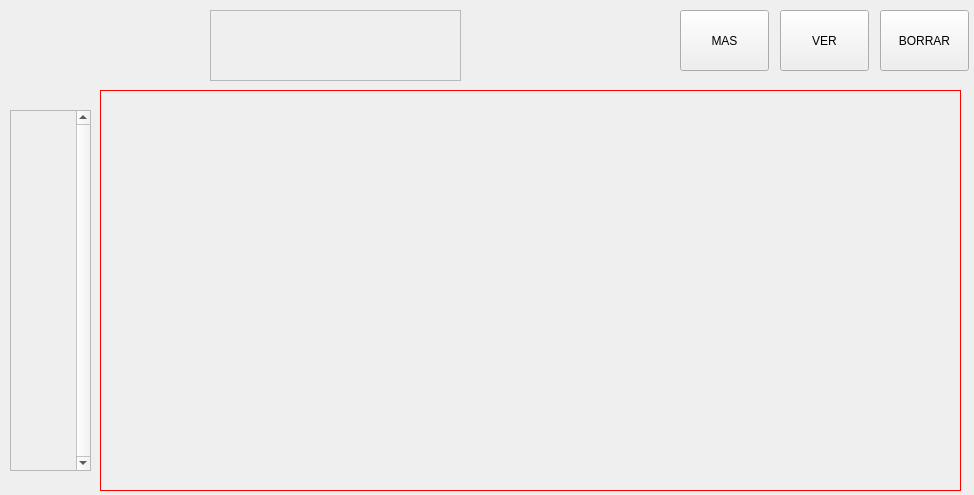
Old version of the form DISENOS/creadorPreguntasMain_d.ui in the repository ronihdzz/DisenadorPreguntas.
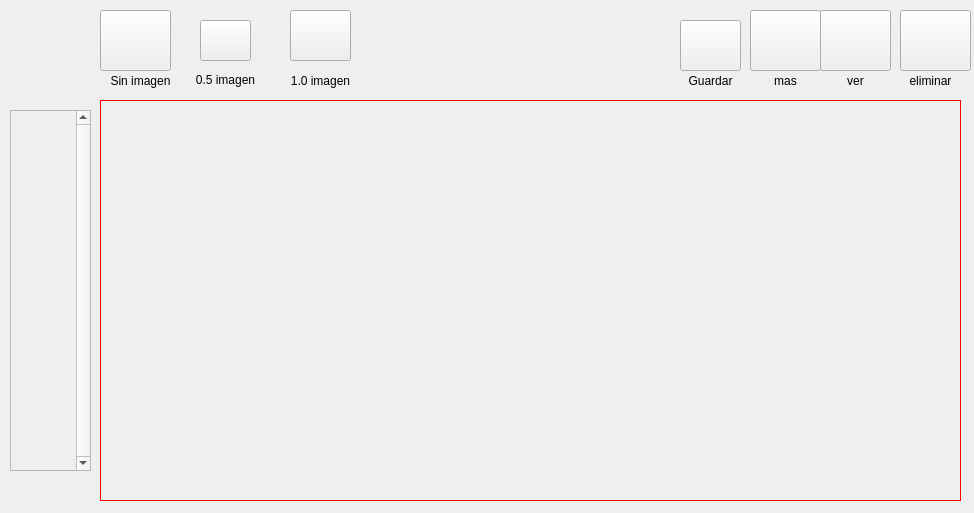
New version of the form. Icons and pictures are not drawn.

Commit message: avance de las preguntas multiples

Diff of the .ui file:
```diff
--- a/DISENOS/creadorPreguntasMain_d.ui
+++ b/DISENOS/creadorPreguntasMain_d.ui
@@ -7,7 +7,7 @@
     <x>0</x>
     <y>0</y>
     <width>974</width>
-    <height>495</height>
+    <height>513</height>
    </rect>
   </property>
   <property name="windowTitle">
@@ -42,50 +42,11 @@
     </property>
    </widget>
   </widget>
-  <widget class="QPushButton" name="btn_mas">
-   <property name="geometry">
-    <rect>
-     <x>680</x>
-     <y>10</y>
-     <width>89</width>
-     <height>61</height>
-    </rect>
-   </property>
-   <property name="text">
-    <string>MAS</string>
-   </property>
-  </widget>
-  <widget class="QPushButton" name="btn_borrar">
-   <property name="geometry">
-    <rect>
-     <x>880</x>
-     <y>10</y>
-     <width>89</width>
-     <height>61</height>
-    </rect>
-   </property>
-   <property name="text">
-    <string>BORRAR</string>
-   </property>
-  </widget>
-  <widget class="QPushButton" name="btn_ver">
-   <property name="geometry">
-    <rect>
-     <x>780</x>
-     <y>10</y>
-     <width>89</width>
-     <height>61</height>
-    </rect>
-   </property>
-   <property name="text">
-    <string>VER</string>
-   </property>
-  </widget>
   <widget class="QStackedWidget" name="listWidget_panelPreguntas">
    <property name="geometry">
     <rect>
      <x>100</x>
-     <y>90</y>
+     <y>100</y>
      <width>861</width>
      <height>401</height>
     </rect>
@@ -108,28 +69,229 @@
     <number>-1</number>
    </property>
   </widget>
-  <widget class="QScrollArea" name="scrollArea">
+  <widget class="QPushButton" name="btn_pregImag0">
    <property name="geometry">
     <rect>
-     <x>210</x>
+     <x>100</x>
      <y>10</y>
-     <width>251</width>
-     <height>71</height>
+     <width>71</width>
+     <height>61</height>
     </rect>
    </property>
-   <property name="widgetResizable">
-    <bool>true</bool>
+   <property name="styleSheet">
+    <string notr="true">border-image: url(:/alinear/IMAGENES/imagen_0.png);</string>
    </property>
-   <widget class="QWidget" name="scrollAreaWidgetContents_2">
-    <property name="geometry">
-     <rect>
-      <x>0</x>
-      <y>0</y>
-      <width>249</width>
-      <height>69</height>
-     </rect>
-    </property>
-   </widget>
+   <property name="text">
+    <string/>
+   </property>
+  </widget>
+  <widget class="QLabel" name="label">
+   <property name="geometry">
+    <rect>
+     <x>100</x>
+     <y>70</y>
+     <width>81</width>
+     <height>21</height>
+    </rect>
+   </property>
+   <property name="text">
+    <string>Sin imagen</string>
+   </property>
+   <property name="alignment">
+    <set>Qt::AlignCenter</set>
+   </property>
+  </widget>
+  <widget class="QPushButton" name="btn_pregImag50">
+   <property name="geometry">
+    <rect>
+     <x>200</x>
+     <y>20</y>
+     <width>51</width>
+     <height>41</height>
+    </rect>
+   </property>
+   <property name="styleSheet">
+    <string notr="true">border-image: url(:/alinear/IMAGENES/imagen_50.png);</string>
+   </property>
+   <property name="text">
+    <string/>
+   </property>
+  </widget>
+  <widget class="QPushButton" name="btn_pregImag100">
+   <property name="geometry">
+    <rect>
+     <x>290</x>
+     <y>10</y>
+     <width>61</width>
+     <height>51</height>
+    </rect>
+   </property>
+   <property name="styleSheet">
+    <string notr="true">border-image: url(:/alinear/IMAGENES/imagen_100.png);</string>
+   </property>
+   <property name="text">
+    <string/>
+   </property>
+  </widget>
+  <widget class="QLabel" name="label_2">
+   <property name="geometry">
+    <rect>
+     <x>180</x>
+     <y>70</y>
+     <width>91</width>
+     <height>20</height>
+    </rect>
+   </property>
+   <property name="text">
+    <string>0.5 imagen</string>
+   </property>
+   <property name="alignment">
+    <set>Qt::AlignCenter</set>
+   </property>
+  </widget>
+  <widget class="QLabel" name="label_3">
+   <property name="geometry">
+    <rect>
+     <x>280</x>
+     <y>70</y>
+     <width>81</width>
+     <height>21</height>
+    </rect>
+   </property>
+   <property name="text">
+    <string>1.0 imagen</string>
+   </property>
+   <property name="alignment">
+    <set>Qt::AlignCenter</set>
+   </property>
+  </widget>
+  <widget class="QPushButton" name="pushButton_5">
+   <property name="geometry">
+    <rect>
+     <x>900</x>
+     <y>10</y>
+     <width>71</width>
+     <height>61</height>
+    </rect>
+   </property>
+   <property name="styleSheet">
+    <string notr="true">border-image: url(:/alinear/IMAGENES/pregunta_delete.png);</string>
+   </property>
+   <property name="text">
+    <string/>
+   </property>
+  </widget>
+  <widget class="QPushButton" name="btn_mas">
+   <property name="geometry">
+    <rect>
+     <x>750</x>
+     <y>10</y>
+     <width>71</width>
+     <height>61</height>
+    </rect>
+   </property>
+   <property name="styleSheet">
+    <string notr="true">border-image: url(:/alinear/IMAGENES/pregunta_add.png);</string>
+   </property>
+   <property name="text">
+    <string/>
+   </property>
+  </widget>
+  <widget class="QPushButton" name="btn__ver">
+   <property name="geometry">
+    <rect>
+     <x>820</x>
+     <y>10</y>
+     <width>71</width>
+     <height>61</height>
+    </rect>
+   </property>
+   <property name="styleSheet">
+    <string notr="true">border-image: url(:/alinear/IMAGENES/pregunta_ver.png);</string>
+   </property>
+   <property name="text">
+    <string/>
+   </property>
+  </widget>
+  <widget class="QLabel" name="label_4">
+   <property name="geometry">
+    <rect>
+     <x>760</x>
+     <y>70</y>
+     <width>51</width>
+     <height>21</height>
+    </rect>
+   </property>
+   <property name="text">
+    <string>mas</string>
+   </property>
+   <property name="alignment">
+    <set>Qt::AlignCenter</set>
+   </property>
+  </widget>
+  <widget class="QLabel" name="label_5">
+   <property name="geometry">
+    <rect>
+     <x>830</x>
+     <y>70</y>
+     <width>51</width>
+     <height>21</height>
+    </rect>
+   </property>
+   <property name="text">
+    <string>ver</string>
+   </property>
+   <property name="alignment">
+    <set>Qt::AlignCenter</set>
+   </property>
+  </widget>
+  <widget class="QLabel" name="label_6">
+   <property name="geometry">
+    <rect>
+     <x>900</x>
+     <y>70</y>
+     <width>61</width>
+     <height>21</height>
+    </rect>
+   </property>
+   <property name="text">
+    <string>eliminar</string>
+   </property>
+   <property name="alignment">
+    <set>Qt::AlignCenter</set>
+   </property>
+  </widget>
+  <widget class="QLabel" name="label_7">
+   <property name="geometry">
+    <rect>
+     <x>680</x>
+     <y>70</y>
+     <width>61</width>
+     <height>21</height>
+    </rect>
+   </property>
+   <property name="text">
+    <string>Guardar</string>
+   </property>
+   <property name="alignment">
+    <set>Qt::AlignCenter</set>
+   </property>
+  </widget>
+  <widget class="QPushButton" name="btn_guardar">
+   <property name="geometry">
+    <rect>
+     <x>680</x>
+     <y>20</y>
+     <width>61</width>
+     <height>51</height>
+    </rect>
+   </property>
+   <property name="styleSheet">
+    <string notr="true">border-image: url(:/alinear/IMAGENES/pregunta_guardar.png);</string>
+   </property>
+   <property name="text">
+    <string/>
+   </property>
   </widget>
  </widget>
  <resources/>
```
Left out of the diff: 4 changed lines with no effect on the pictures. The commit also changes 9 other files.
